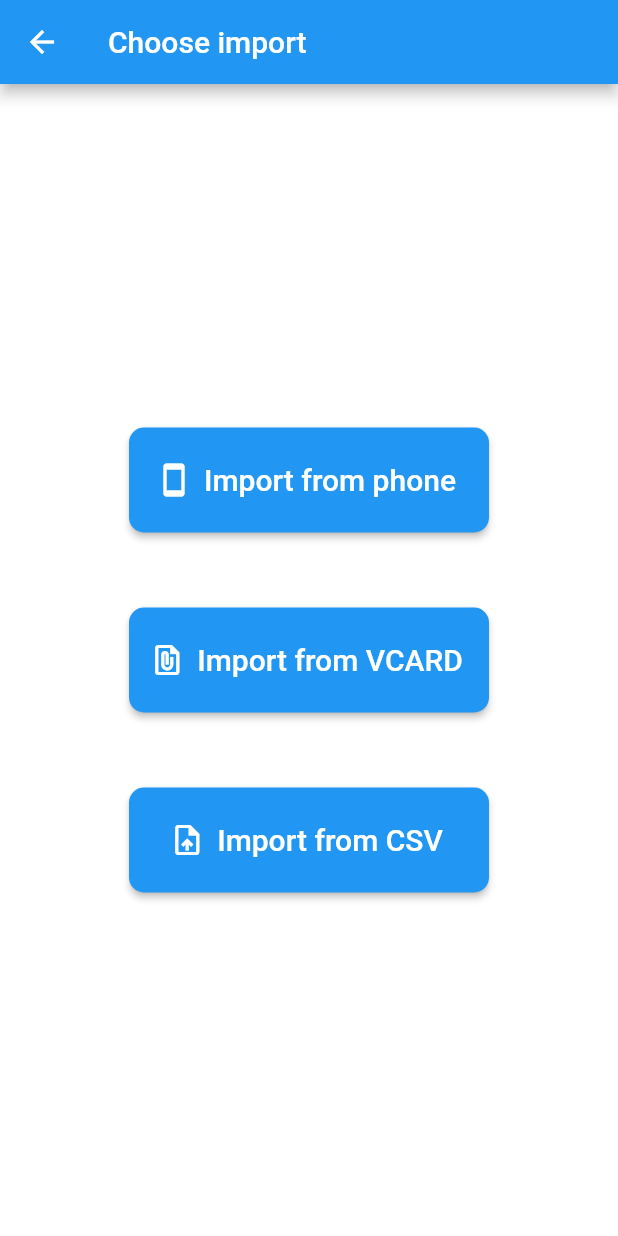
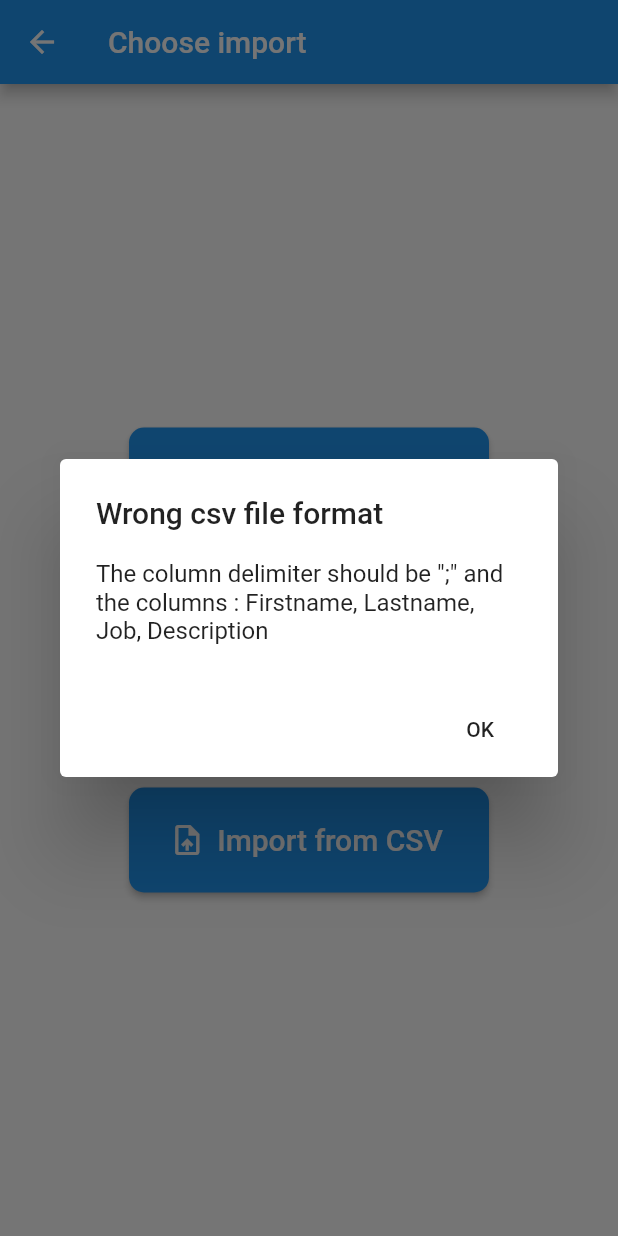
Before and after one commit to Bearbrice/GMoria, a Flutter app: the ImportSelectionPage screen opened by its route, after a tap on "Import from CSV", on a phone screen of 412 x 824 dp. Run offline on Flutter 3.47's test engine with Material 2 defaults, Android fonts, the phone set to English and light mode, and no system bars; our stand-ins replace bloc, cloud_firestore, contacts_service, email_validator, equatable, extended_image and 15 more; missing offline and left inert: flutter_document_picker, intro_views_flutter, swipedetector, unicorndial, vcard_parser; accounts and stored records are empty.

Commit message:
AlertDialog when permissions are denied bug, import from csv

```diff
--- a/lib/app/pages/Import/creation_import_contacts.dart
+++ b/lib/app/pages/Import/creation_import_contacts.dart
@@ -1,6 +1,5 @@
 import 'dart:async';
 import 'dart:io';
-
 import 'package:firebase_auth/firebase_auth.dart';
 import 'package:firebase_storage/firebase_storage.dart';
 import 'package:flutter/material.dart';
--- a/lib/app/pages/Import/select_import.dart
+++ b/lib/app/pages/Import/select_import.dart
@@ -1,6 +1,8 @@
+import 'dart:io';
 import 'package:contacts_service/contacts_service.dart';
 import 'package:flutter/cupertino.dart';
 import 'package:flutter/material.dart';
+import 'package:flutter_document_picker/flutter_document_picker.dart';
 import 'package:gmoria/app/utils/ImportArguments.dart';
 import 'package:gmoria/app/utils/app_localizations.dart';
 import 'package:gmoria/domain/models/Person.dart';
@@ -8,7 +10,7 @@ import 'package:gmoria/domain/models/UserList.dart';
 import 'package:permission_handler/permission_handler.dart';
 
 
-class ImportSelectionPage extends StatelessWidget{
+class ImportSelectionPage extends StatelessWidget {
 
   @override
   Widget build(BuildContext context) {
@@ -42,20 +44,22 @@ class ImportSelectionPage extends StatelessWidget{
                       }
 
                       Navigator.pushNamed(context, '/importSelectionContacts',
-                          arguments: ImportArguments(persons,userList));
+                          arguments: ImportArguments(persons, userList));
                       //We can now access our contacts here
                     } else {
-                      //If permissions have been denied show standard cupertino alert dialog
+                      //If permissions have been denied show an alert dialog
                       showDialog(
                           context: context,
-                          builder: (BuildContext context) => CupertinoAlertDialog(
-                            title: Text('Permissions error'),
-                            content: Text('Please enable contacts access '
+                          builder: (BuildContext context) =>
+                              AlertDialog(
+                                title: Text('Permissions error'), //TODO Translate
+                                content: Text('Please enable contacts access ' //TODO Translate
                                     'permission in system settings'),
                                 actions: <Widget>[
-                              CupertinoDialogAction(
+                                  FlatButton(
                                       child: Text('OK'),
-                                onPressed: () => Navigator.of(context).pop(),
+                                      onPressed: () =>
+                                          Navigator.of(context).pop()
                                   )
                                 ],
                               ));
@@ -64,8 +68,8 @@ class ImportSelectionPage extends StatelessWidget{
                   shape: RoundedRectangleBorder(
                       borderRadius: BorderRadius.all(Radius.circular(10.0))),
                   label: Text('Import from phone',
-                  style: TextStyle(color: Colors.white,fontSize: 20),),
-                icon: Icon(Icons.smartphone, color:Colors.white,),
+                    style: TextStyle(color: Colors.white, fontSize: 20),), //TODO Translate
+                  icon: Icon(Icons.smartphone, color: Colors.white,),
                   textColor: Colors.white,
                   splashColor: Colors.blueAccent,
                   color: Colors.blue),
@@ -81,8 +85,8 @@ class ImportSelectionPage extends StatelessWidget{
                 shape: RoundedRectangleBorder(
                     borderRadius: BorderRadius.all(Radius.circular(10.0))),
                 label: Text('Import from VCARD',
-                  style: TextStyle(color: Colors.white,fontSize: 20),),
-                icon: Icon(Icons.file_present, color:Colors.white,),
+                  style: TextStyle(color: Colors.white, fontSize: 20),), //TODO Translate
+                icon: Icon(Icons.file_present, color: Colors.white,),
                 textColor: Colors.white,
                 splashColor: Colors.blueAccent,
                 color: Colors.blue,),
@@ -92,12 +96,34 @@ class ImportSelectionPage extends StatelessWidget{
               height: 70,
               minWidth: 240,
               child: RaisedButton.icon(
-                onPressed: (){ print('Button Clicked.'); },
+                onPressed: () async {
+                  //Get the persons from a csv file
+                  var persons = await _getCSV();
+                  if(persons.isEmpty){
+                    showDialog(
+                        context: context,
+                        builder: (BuildContext context) =>
+                            AlertDialog(
+                              title: Text('Wrong csv file format'), //TODO Translate
+                              content: Text('The column delimiter should be \";\" and the columns : Firstname, Lastname, Job, Description'), //TODO Translate
+                              actions: <Widget>[
+                                FlatButton(
+                                    child: Text('OK'),
+                                    onPressed: () =>
+                                        Navigator.of(context).pop()
+                                )
+                              ],
+                            ));
+                  }else{
+                    Navigator.pushNamed(context, '/importSelectionContacts',
+                        arguments: ImportArguments(persons, userList));
+                  }
+                },
                 shape: RoundedRectangleBorder(
                     borderRadius: BorderRadius.all(Radius.circular(10.0))),
                 label: Text('Import from CSV',
-                  style: TextStyle(color: Colors.white,fontSize: 20),),
-                icon: Icon(Icons.upload_file, color:Colors.white,),
+                  style: TextStyle(color: Colors.white, fontSize: 20),), //TODO Translate
+                icon: Icon(Icons.upload_file, color: Colors.white,),
                 textColor: Colors.white,
                 splashColor: Colors.blueAccent,
                 color: Colors.blue,),
@@ -106,6 +132,46 @@ class ImportSelectionPage extends StatelessWidget{
         ),
       ),
     );
+  }
+
+  //Get the CSV file and generate the people list from it
+  Future<List<Person>> _getCSV() async {
+    String result;
+    try {
+      FlutterDocumentPickerParams params = FlutterDocumentPickerParams(
+        allowedFileExtensions: ['csv'],
+      );
+      result = await FlutterDocumentPicker.openDocument(params: params);
+
+      File myfile = await File(result);
+
+      List<String> lines = await myfile.readAsLines();
+      List<List<String>> contacts = new List<List<String>>();
+      for(var line in lines){
+        contacts.add(line.split(";"));
+      }
+      //Verify that the columns match our pattern
+      List<String> titlesLine = contacts.first;
+      if(titlesLine[0] != "Firstname" && titlesLine[1]!="Lastname" && titlesLine[2]!="Job" && titlesLine[3]!="Description"){
+        throw new Exception("The columns must be : Firstname, Lastname, Job and Description");
+      }
+
+      //Remove the column titles line
+      contacts.removeAt(0);
+      //Transform lines into a list of people
+      List<Person> persons = new List<Person>();
+      for (var contact in contacts) {
+        Person person = new Person(
+            contact[0]??"", contact[1]??"",
+            contact[2]??"", contact[3]??"", "");
+        persons.add(person);
+      }
+      return persons;
+    } catch (e) {
+      print(e);
+      result = 'Error: $e';
+      return new List<Person>();
+    }
   }
 
   Future<PermissionStatus> _getPermission() async {
```
Lines whose indentation alone changed are shown as unchanged.
